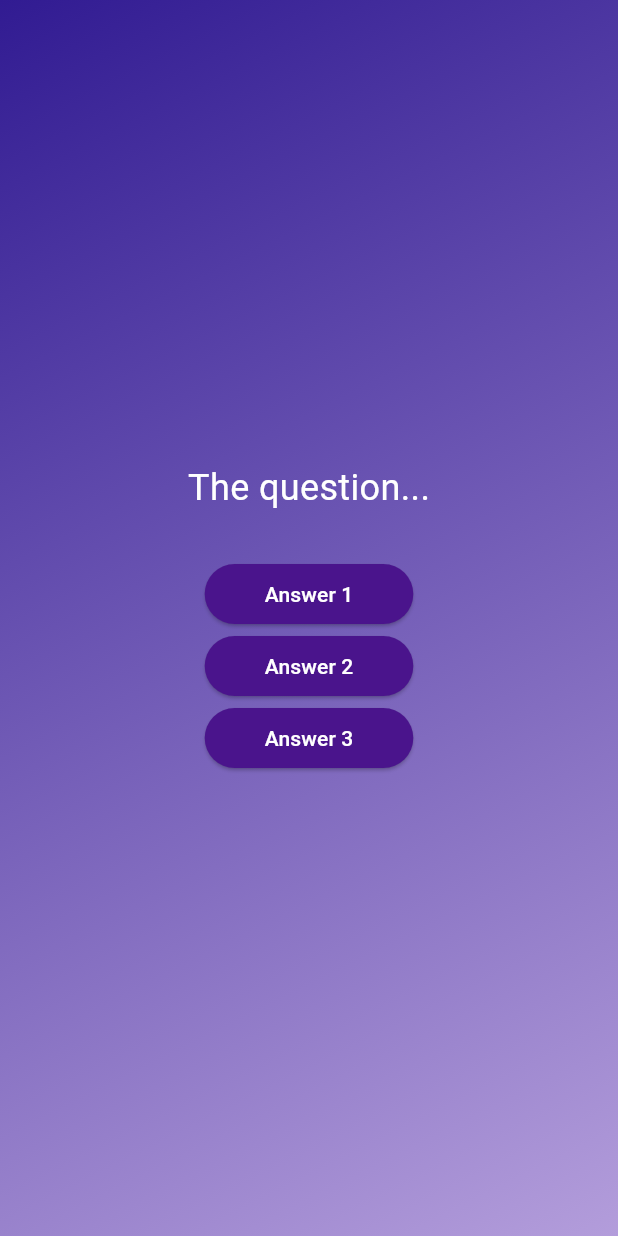
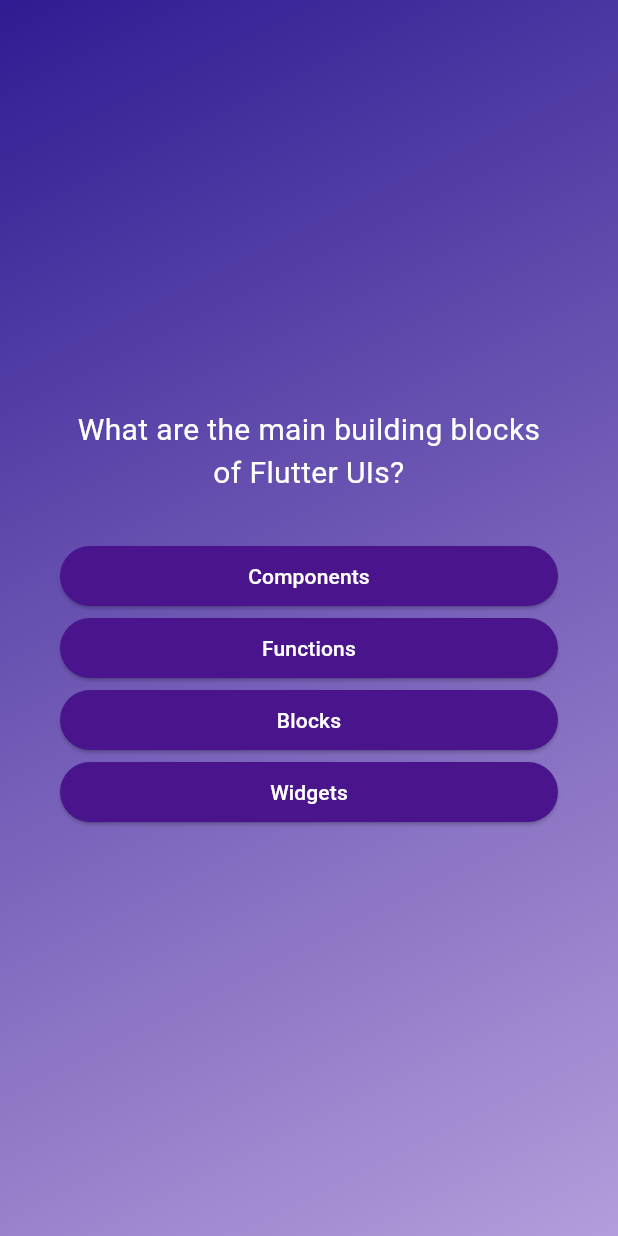
Before and after one commit to MamtaBhatt885/quiz_app, a Flutter app: the screen it shows after launch, after a tap on "Start Quiz", on a phone screen of 412 x 824 dp. Run offline on Flutter 3.47's test engine with Material 3 defaults, Android fonts, the phone set to English and light mode, and no system bars; missing offline and left inert: dart:ffi.

Commit message:
Moving to next question when we answer the current question

```diff
--- a/lib/answer_button.dart
+++ b/lib/answer_button.dart
@@ -18,7 +18,9 @@ class AnswerButton extends StatelessWidget {
         borderRadius: BorderRadius.circular(40)
       )
     ) ,
-      child: Text(answerText),
+      child: Text(answerText,
+        textAlign: TextAlign.center,
+      ),
     );
   }
 }
--- a/lib/models/quiz_questions.dart
+++ b/lib/models/quiz_questions.dart
@@ -3,4 +3,10 @@ class QuizQuestion {
 
   final String text;
 final List<String> answers;
+
+List<String> getShuffledAnswers(){
+final shuffledList = List.of(answers);
+shuffledList.shuffle();
+return shuffledList;
 }
+}
--- a/lib/questions_screen.dart
+++ b/lib/questions_screen.dart
@@ -1,5 +1,8 @@
+import 'dart:ffi';
+
 import 'package:flutter/material.dart';
 import 'package:quiz_app/answer_button.dart';
+import 'package:quiz_app/data/questions.dart';
 
 class QuestionsScreen extends StatefulWidget {
   const QuestionsScreen({super.key});
@@ -9,28 +12,44 @@ class QuestionsScreen extends StatefulWidget {
 }
 
 class _QuestionsScreenState extends State<QuestionsScreen> {
+ var currentQuestionIndex = 0;
+
+ answerQuestion(){
+   //currentQuestionIndex = currentQuestionIndex + 1;
+   //currentQuestionIndex += 1;
+   setState(() {
+     currentQuestionIndex++ ;
+   });
+
+
+ }
+
   @override
   Widget build(BuildContext context) {
+final  currentQuestion = questions[currentQuestionIndex];
+
     return SizedBox(
       width: double.infinity,
-      child: Column(
-        mainAxisAlignment: MainAxisAlignment.center,
-        children: [
-          Text('The question...',style: TextStyle(color: Colors.white, fontSize: 24),),
-          SizedBox(height: 30,),
-AnswerButton(answerText: 'Answer 1',
-    onTap: (){
+      child: Container(
+        margin: EdgeInsets.all(40),
+        child: Column(
+          mainAxisAlignment: MainAxisAlignment.center,
+          crossAxisAlignment: CrossAxisAlignment.stretch,
 
-}),
-          AnswerButton(answerText: 'Answer 2',
-              onTap: (){
+          children: [
+            Text(currentQuestion.text,
+              style: TextStyle(color: Colors.white, fontSize: 20),
+            textAlign: TextAlign.center,
+            ),
+            SizedBox(height: 30,),
 
-              }),AnswerButton(answerText: 'Answer 3',
-              onTap: (){
 
-              }),
+            ...currentQuestion.getShuffledAnswers().map((answer) {
+          return AnswerButton(answerText: answer, onTap: answerQuestion,);
+        })
 
-        ],
+          ],
+        ),
       ),
     );
   }
```
